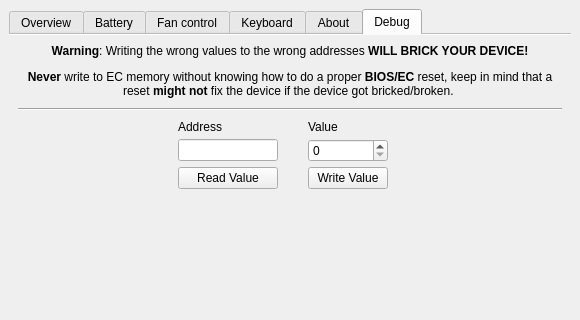
This is src/mainwindow.ui in Zeanon/MControlCenter as Qt 5 draws it before an edit; both pictures show x 0 to 580 and y 0 to 320 of the 580 by 480 pixel window. The edited form follows.
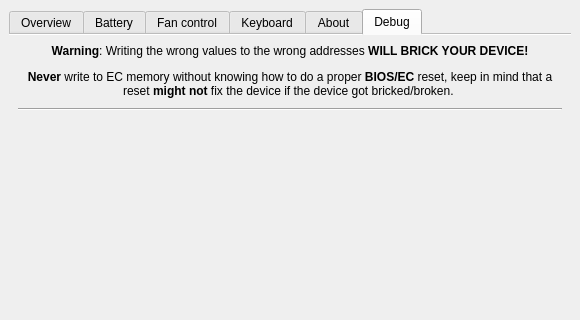
This is the edited form. The open tabs and pages were chosen to show the change. Icons and pictures are not drawn.

What changed in the file:
```diff
--- a/src/mainwindow.ui
+++ b/src/mainwindow.ui
@@ -2313,63 +2313,7 @@
           </property>
          </widget>
         </item>
-        <item row="2" column="0">
-         <layout class="QGridLayout" name="gridLayout_6">
-          <property name="leftMargin">
-           <number>160</number>
-          </property>
-          <property name="rightMargin">
-           <number>174</number>
-          </property>
-          <property name="bottomMargin">
-           <number>0</number>
-          </property>
-          <property name="horizontalSpacing">
-           <number>30</number>
-          </property>
-          <property name="verticalSpacing">
-           <number>5</number>
-          </property>
-          <item row="2" column="0">
-           <widget class="QPushButton" name="ReadValueButton">
-            <property name="text">
-             <string notr="true">Read Value</string>
-            </property>
-           </widget>
-          </item>
-          <item row="2" column="1">
-           <widget class="QPushButton" name="WriteValueButton">
-            <property name="text">
-             <string notr="true">Write Value</string>
-            </property>
-           </widget>
-          </item>
-          <item row="1" column="0">
-           <widget class="QLineEdit" name="addressEdit"/>
-          </item>
-          <item row="1" column="1">
-           <widget class="QSpinBox" name="ValueSpinBox">
-            <property name="maximum">
-             <number>255</number>
-            </property>
-           </widget>
-          </item>
-          <item row="0" column="1">
-           <widget class="QLabel" name="label_2">
-            <property name="text">
-             <string notr="true">Value</string>
-            </property>
-           </widget>
-          </item>
-          <item row="0" column="0">
-           <widget class="QLabel" name="label">
-            <property name="text">
-             <string notr="true">Address</string>
-            </property>
-           </widget>
-          </item>
-         </layout>
-        </item>
+
         <item row="3" column="0">
          <spacer name="verticalSpacer_2">
           <property name="orientation">
```
Left out of the diff: 4 changed lines with no effect on the pictures.
